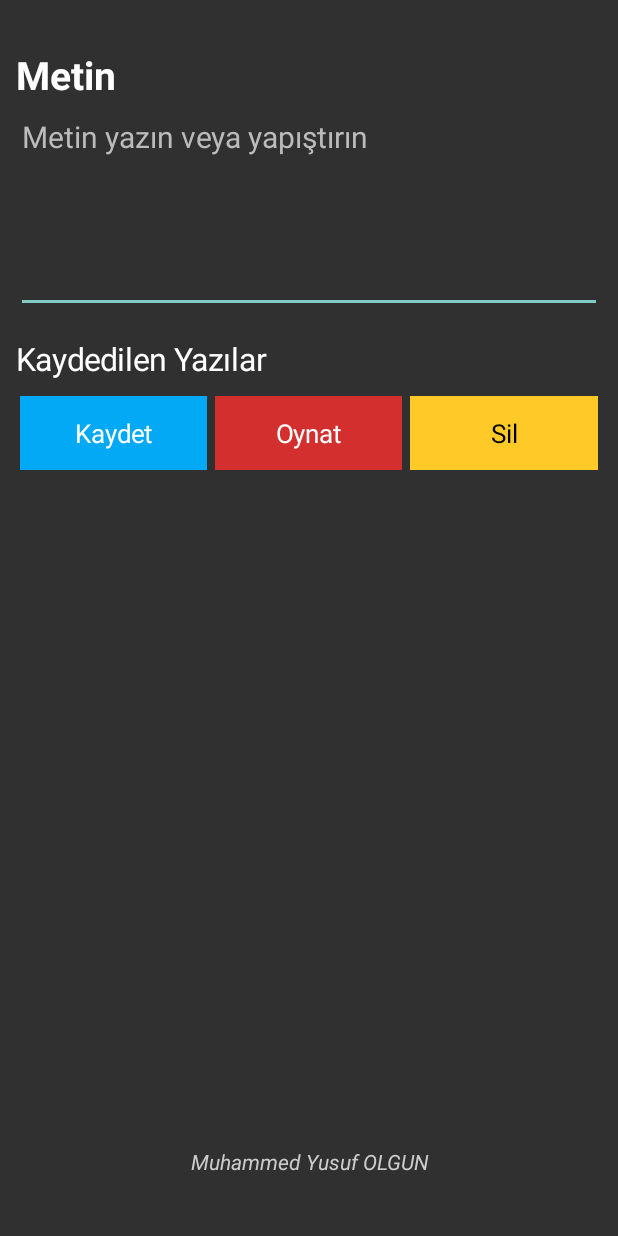
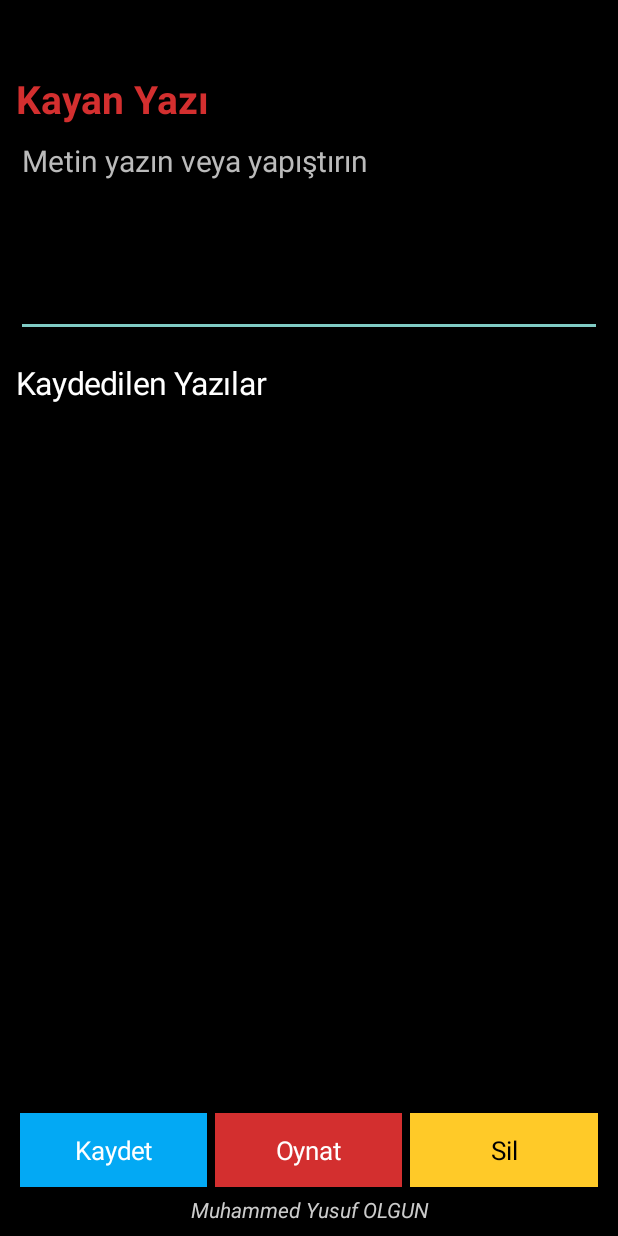
Before and after one commit to muhammedyusufolgun/yazi, an Android app: the screen it shows after launch (MainActivity), on a phone screen of 412 x 824 dp. Run offline under Robolectric (Android 15) with nearby library versions, the phone set to English and light mode, and no system bars.

Commit message:
Black background, clickable red Kayan Yazı title and fixed visible bottom controls/footer

```diff
--- a/app/src/main/java/com/olgun/yazi/MainActivity.java
+++ b/app/src/main/java/com/olgun/yazi/MainActivity.java
@@ -13,7 +13,7 @@ import org.json.*;
 import java.util.*;
 
 public class MainActivity extends Activity {
-  final int bg=Color.rgb(48,48,48), red=Color.rgb(155,20,20);
+  final int bg=Color.BLACK, red=Color.rgb(155,20,20);
   EditText editor; LinearLayout root, items; android.content.SharedPreferences prefs;
   ArrayList<String> saved=new ArrayList<>(); int selected=-1; boolean playing=false;
   @Override public void onCreate(Bundle b){super.onCreate(b);prefs=getSharedPreferences("texts",0);load();showEditor("");}
@@ -27,9 +27,9 @@ public class MainActivity extends Activity {
     page.setPadding(16,0,16,0);setContentView(page);
     ScrollView scroll=new ScrollView(this);scroll.setFillViewport(false);
     page.addView(scroll,new LinearLayout.LayoutParams(-1,0,1));
-    root=new LinearLayout(this);root.setOrientation(1);root.setPadding(0,48,0,0);scroll.addView(root);
-    TextView heading=new TextView(this);heading.setText("Metin");heading.setTextSize(26);
-    heading.setTextColor(Color.WHITE);heading.setTypeface(null,1);root.addView(heading);
+    root=new LinearLayout(this);root.setOrientation(1);root.setPadding(0,72,0,0);scroll.addView(root);
+    TextView heading=new TextView(this);heading.setText("Kayan Yazı");heading.setTextSize(26);
+    heading.setTextColor(0xffd32f2f);heading.setTypeface(null,Typeface.BOLD);root.addView(heading);heading.setOnClickListener(v->{editor.setText("");selected=-1;});
     editor=new EditText(this);editor.setTextColor(Color.WHITE);editor.setHintTextColor(0xffbbbbbb);
     editor.setHint("Metin yazın veya yapıştırın");editor.setTextSize(20);editor.setGravity(Gravity.TOP);
     editor.setMinLines(5);editor.setInputType(android.text.InputType.TYPE_CLASS_TEXT |
@@ -47,7 +47,7 @@ public class MainActivity extends Activity {
       LinearLayout.LayoutParams lp=new LinearLayout.LayoutParams(-1,-2);lp.setMargins(0,2,0,2);
       items.addView(entry,lp);entry.setOnClickListener(v->{selected=idx;showEditor(saved.get(idx));});
     }
-    LinearLayout controls=new LinearLayout(this);root.addView(controls);
+    LinearLayout controls=new LinearLayout(this);page.addView(controls,new LinearLayout.LayoutParams(-1,-2));
     button("Kaydet",controls,()->{
       String t=editor.getText().toString().trim();if(t.isEmpty()){toast("Metin girin");return;}
       saved.add(t);selected=saved.size()-1;persist();showEditor(t);toast("Kaydedildi");
@@ -62,7 +62,7 @@ public class MainActivity extends Activity {
     });del.setBackgroundColor(0xffffca28);del.setTextColor(Color.BLACK);
     TextView footer=new TextView(this);footer.setText("Muhammed Yusuf OLGUN");
     footer.setTextColor(0xffcccccc);footer.setTextSize(14);footer.setGravity(Gravity.CENTER);
-    footer.setTypeface(null,Typeface.ITALIC);footer.setPadding(0,8,0,60);
+    footer.setTypeface(null,Typeface.ITALIC);footer.setPadding(0,4,0,12);
     page.addView(footer,new LinearLayout.LayoutParams(-1,-2));
   }
   void confirmDelete(int i){new AlertDialog.Builder(this).setTitle("Metni sil").setMessage("Bu kaydı silmek istiyor musunuz?").setNegativeButton("Vazgeç",null).setPositiveButton("Devam", (d,w)->new AlertDialog.Builder(this).setTitle("Son onay").setMessage("Bu kayıt kalıcı olarak silinecek. Onaylıyor musunuz?").setNegativeButton("İptal",null).setPositiveButton("Sil",(d2,w2)->{saved.remove(i);selected=-1;persist();showEditor("");}).show()).show();}
```
